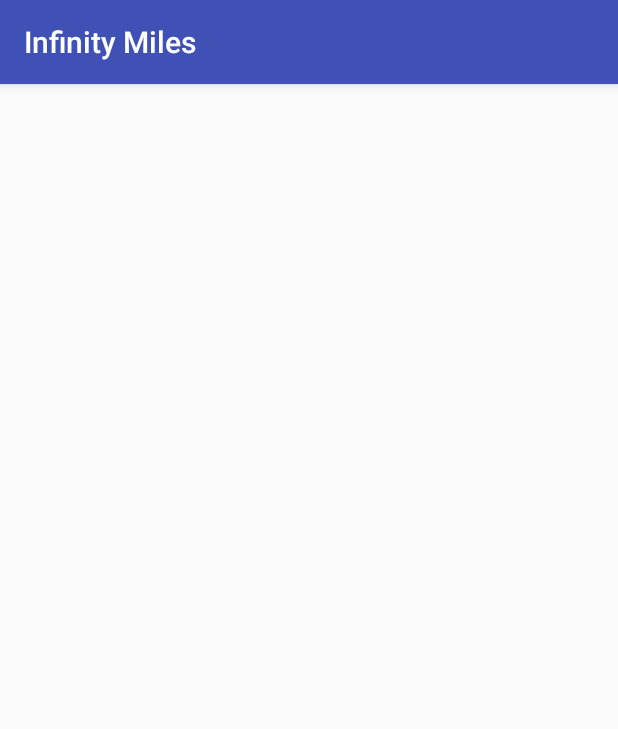
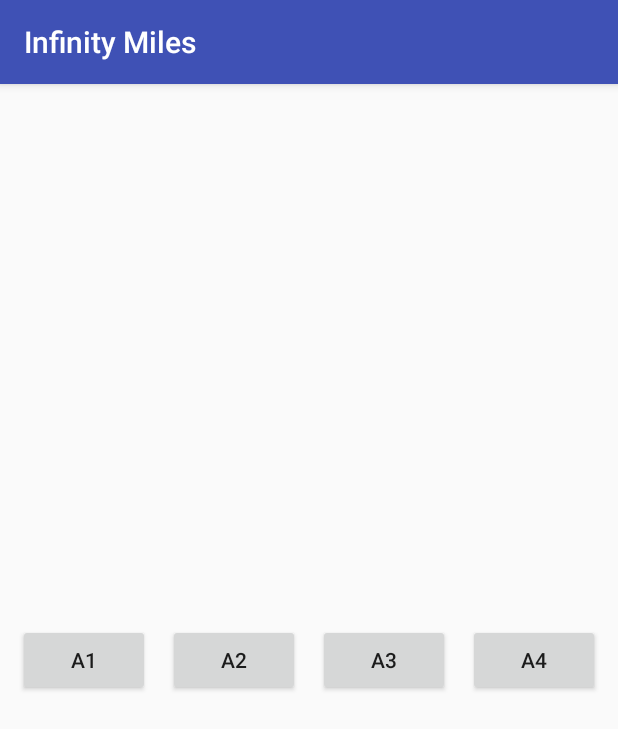
Before and after one commit to aawhitfield/InfinityMiles, an Android app: the BattleshipActivity screen opened directly, with no data from a screen before it, on a phone screen of 412 x 824 dp. Shown: the top 729 px of the screen. Run offline under Robolectric (Android 15) with nearby library versions, the phone set to English and light mode, and no system bars.

Commit message:
added buttons to Battleship

```diff
--- a/app/src/main/java/com/infinitylabs/infinitymiles/BattleshipActivity.java
+++ b/app/src/main/java/com/infinitylabs/infinitymiles/BattleshipActivity.java
@@ -2,12 +2,57 @@ package com.infinitylabs.infinitymiles;
 
 import android.support.v7.app.AppCompatActivity;
 import android.os.Bundle;
+import android.view.View;
+import android.widget.Button;
+import android.widget.Toast;
+
+import java.util.ArrayList;
+
+import static com.infinitylabs.infinitymiles.R.id.battleshipView;
+import static com.infinitylabs.infinitymiles.R.id.buttonA2;
+import static com.infinitylabs.infinitymiles.R.id.buttonA3;
+import static com.infinitylabs.infinitymiles.R.string.toastHit;
+import static com.infinitylabs.infinitymiles.R.string.toastMiss;
+
+
 
 public class BattleshipActivity extends AppCompatActivity {
 
-    @Override
+    String selection = "";
+    ArrayList<Integer> shipLocations;
+
+    public void returnHome(View view)
+    {
+        finish();
+    }
+
+
+
+    public void displayResult(View view) {
+        if ((view.getId() == buttonA2) || (view.getId() == buttonA3))
+
+        {
+            Toast.makeText(getApplicationContext(), R.string.toastHit,
+                    Toast.LENGTH_SHORT)
+                    .show();
+        } else {
+            Toast.makeText(getApplicationContext(), toastMiss,
+                    Toast.LENGTH_SHORT)
+                    .show();
+        }
+
+        View b = findViewById(view.getId());
+        b.setVisibility(View.GONE);
+
+    }
+        @Override
     protected void onCreate(Bundle savedInstanceState) {
         super.onCreate(savedInstanceState);
         setContentView(R.layout.activity_battleship);
+
+        shipLocations = new ArrayList<Integer>();
+
+        shipLocations.add(R.id.buttonA2);
+        shipLocations.add(R.id.buttonA3);
     }
 }
--- a/app/src/main/res/layout/activity_battleship.xml
+++ b/app/src/main/res/layout/activity_battleship.xml
@@ -2,8 +2,56 @@
 <android.support.constraint.ConstraintLayout xmlns:android="http://schemas.android.com/apk/res/android"
     xmlns:app="http://schemas.android.com/apk/res-auto"
     xmlns:tools="http://schemas.android.com/tools"
+    android:id="@+id/battleshipView"
     android:layout_width="match_parent"
     android:layout_height="match_parent"
     tools:context="com.infinitylabs.infinitymiles.BattleshipActivity">
 
+    <Button
+        android:id="@+id/buttonA1"
+        android:layout_width="wrap_content"
+        android:layout_height="wrap_content"
+        android:onClick="displayResult"
+        android:text="@string/buttonA1"
+        app:layout_constraintBottom_toBottomOf="parent"
+        app:layout_constraintEnd_toStartOf="@+id/buttonA2"
+        app:layout_constraintHorizontal_bias="0.5"
+        app:layout_constraintStart_toStartOf="parent"
+        app:layout_constraintTop_toTopOf="parent" />
+
+    <Button
+        android:id="@+id/buttonA2"
+        android:layout_width="wrap_content"
+        android:layout_height="wrap_content"
+        android:onClick="displayResult"
+        android:text="@string/buttonA2"
+        app:layout_constraintBottom_toBottomOf="parent"
+        app:layout_constraintEnd_toStartOf="@+id/buttonA3"
+        app:layout_constraintHorizontal_bias="0.5"
+        app:layout_constraintStart_toEndOf="@+id/buttonA1"
+        app:layout_constraintTop_toTopOf="parent" />
+
+    <Button
+        android:id="@+id/buttonA3"
+        android:layout_width="wrap_content"
+        android:layout_height="wrap_content"
+        android:onClick="displayResult"
+        android:text="@string/buttonA3"
+        app:layout_constraintBottom_toBottomOf="parent"
+        app:layout_constraintEnd_toStartOf="@+id/buttonA4"
+        app:layout_constraintHorizontal_bias="0.5"
+        app:layout_constraintStart_toEndOf="@+id/buttonA2"
+        app:layout_constraintTop_toTopOf="parent" />
+
+    <Button
+        android:id="@+id/buttonA4"
+        android:layout_width="wrap_content"
+        android:layout_height="wrap_content"
+        android:onClick="displayResult"
+        android:text="@string/buttonA4"
+        app:layout_constraintBottom_toBottomOf="parent"
+        app:layout_constraintEnd_toEndOf="parent"
+        app:layout_constraintHorizontal_bias="0.5"
+        app:layout_constraintStart_toEndOf="@+id/buttonA3"
+        app:layout_constraintTop_toTopOf="parent" />
 </android.support.constraint.ConstraintLayout>
--- a/app/src/main/res/values/strings.xml
+++ b/app/src/main/res/values/strings.xml
@@ -4,4 +4,10 @@
     <string name="buttoniSpy">iSPY</string>
     <string name="buttonSpotTheCar">Spot the Car</string>
     <string name="buttonLicensePlate">License Plate Game</string>
+    <string name="buttonA1">A1</string>
+    <string name="buttonA2">A2</string>
+    <string name="buttonA3">A3</string>
+    <string name="buttonA4">A4</string>
+    <string name="toastMiss">Miss!</string>
+    <string name="toastHit">Hit!</string>
 </resources>
```
